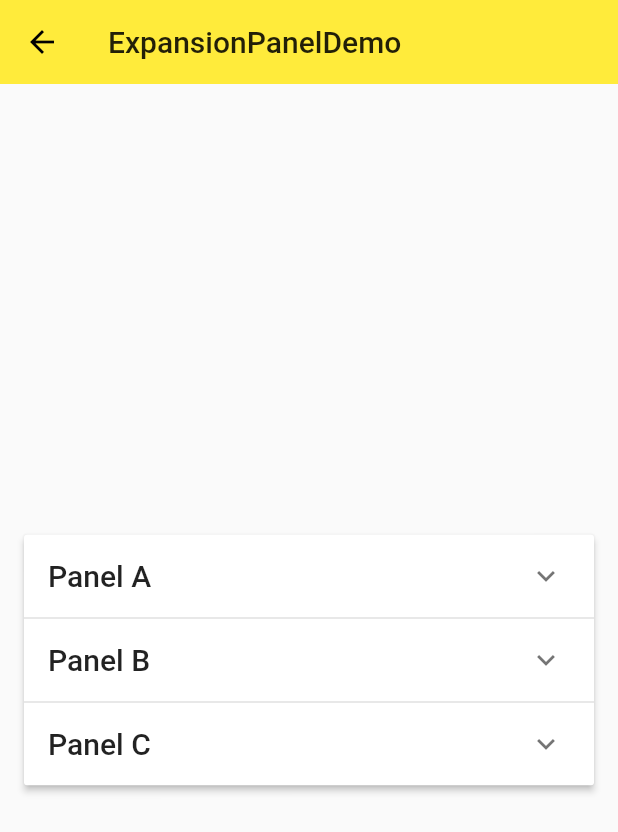
After one commit to yanhao98/ninghao_flutter, a Flutter app: the ExpansionPanelDemo screen opened directly, on a phone screen of 412 x 824 dp. The commit adds this screen. Shown: the top 832 px of the screen. Run offline on Flutter 3.47's test engine with Material 2 defaults, Android fonts, the phone set to English and light mode, and no system bars.

Commit message:
ExpansionPanel

```diff
--- /dev/null
+++ b/lib/demo/expansion_panel_demo.dart
@@ -0,0 +1,99 @@
+import 'package:flutter/material.dart';
+
+class ExpansionPanelItem {
+  final String headerText;
+  final Widget body;
+  bool isExpanded;
+
+  ExpansionPanelItem({
+    this.headerText,
+    this.body,
+    this.isExpanded,
+  });
+}
+
+class ExpansionPanelDemo extends StatefulWidget {
+  @override
+  _ExpansionPanelDemoState createState() => _ExpansionPanelDemoState();
+}
+
+class _ExpansionPanelDemoState extends State<ExpansionPanelDemo> {
+  List<ExpansionPanelItem> _expansionPanelItems;
+
+  @override
+  void initState() {
+    super.initState();
+
+    _expansionPanelItems = <ExpansionPanelItem>[
+      ExpansionPanelItem(
+        headerText: 'Panel A',
+        body: Container(
+          padding: EdgeInsets.all(16.0),
+          width: double.infinity,
+          child: Text('Content for Panel A.'),
+        ),
+        isExpanded: false,
+      ),
+      ExpansionPanelItem(
+        headerText: 'Panel B',
+        body: Container(
+          padding: EdgeInsets.all(16.0),
+          width: double.infinity,
+          child: Text('Content for Panel B.'),
+        ),
+        isExpanded: false,
+      ),
+      ExpansionPanelItem(
+        headerText: 'Panel C',
+        body: Container(
+          padding: EdgeInsets.all(16.0),
+          width: double.infinity,
+          child: Text('Content for Panel C.'),
+        ),
+        isExpanded: false,
+      ),
+    ];
+  }
+
+  @override
+  Widget build(BuildContext context) {
+    return Scaffold(
+      appBar: AppBar(
+        title: Text('ExpansionPanelDemo'),
+        elevation: 0.0,
+      ),
+      body: Container(
+        padding: EdgeInsets.all(16.0),
+        child: Column(
+          mainAxisAlignment: MainAxisAlignment.center,
+          children: <Widget>[
+            ExpansionPanelList(
+              expansionCallback: (int panelIndex, bool isExpanded) {
+                setState(() {
+                  _expansionPanelItems[panelIndex].isExpanded = !isExpanded;
+                });
+              },
+              children: _expansionPanelItems.map(
+                (ExpansionPanelItem item) {
+                  return ExpansionPanel(
+                    isExpanded: item.isExpanded,
+                    body: item.body,
+                    headerBuilder: (BuildContext context, bool isExpanded) {
+                      return Container(
+                        padding: EdgeInsets.all(16.0),
+                        child: Text(
+                          item.headerText,
+                          style: Theme.of(context).textTheme.title,
+                        ),
+                      );
+                    },
+                  );
+                }
+              ).toList(),
+            ),
+          ],
+        ),
+      ),
+    );
+  }
+}
--- a/lib/demo/material_components.dart
+++ b/lib/demo/material_components.dart
@@ -2,6 +2,7 @@ import 'package:flutter/material.dart';
 import 'package:ninghao_flutter/demo/buttom_demo.dart';
 import 'package:ninghao_flutter/demo/checkbox_dmeo.dart';
 import 'package:ninghao_flutter/demo/datetime_demo.dart';
+import 'package:ninghao_flutter/demo/expansion_panel_demo.dart';
 import 'package:ninghao_flutter/demo/floating_action_button_demo.dart';
 import 'package:ninghao_flutter/demo/form_demo.dart';
 import 'package:ninghao_flutter/demo/popup_menu_button_demo.dart';
@@ -37,6 +38,7 @@ class MaterialComponents extends StatelessWidget {
           ListItem(title: 'AlertDialog', page: AlertDialogDemo()),
           ListItem(title: 'BottomSheet', page: BottomSheetDemo()),
           ListItem(title: 'SnackBar', page: SnackBarDemo()),
+          ListItem(title: 'ExpansionPanel', page: ExpansionPanelDemo()),
         ],
       ),
     );
--- a/lib/demo/switch_demo.dart
+++ b/lib/demo/switch_demo.dart
@@ -36,6 +36,19 @@ class _SwitchDemoState extends State<SwitchDemo> {
                 ),
                 selected: _switchItemA,
               ),
+              SwitchListTile(
+                value: _switchItemA,
+                onChanged: (value) {
+                  setState(() {
+                    _switchItemA = value;
+                  });
+                },
+                title: Text('Switch Item A'),
+                subtitle: Text('没有使用 sizedBox 包裹 Icon'),
+                secondary: Icon(
+                    _switchItemA ? Icons.visibility : Icons.visibility_off),
+                selected: _switchItemA,
+              ),
               Row(
                 mainAxisAlignment: MainAxisAlignment.center,
                 children: <Widget>[
```
